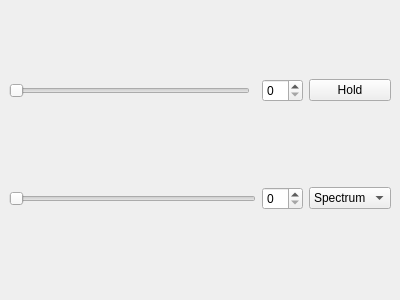
The window that qt/python/mantidqt/widgets/superplot/ui/superplotBottom.ui (mantidproject/mantid) describes before a commit, drawn with Qt 5.
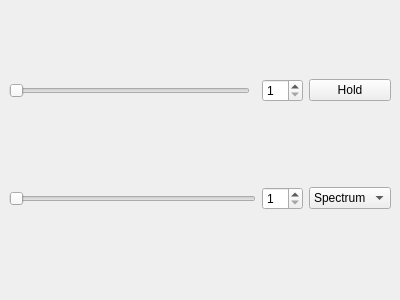
The same window after the commit.

Commit message: [SPLOT] sliders and spinboxes start at 1

```diff
--- a/qt/python/mantidqt/widgets/superplot/ui/superplotBottom.ui
+++ b/qt/python/mantidqt/widgets/superplot/ui/superplotBottom.ui
@@ -66,10 +66,18 @@
      </widget>
     </item>
     <item row="1" column="2">
-     <widget class="QSpinBox" name="spectrumSpinBox"/>
+     <widget class="QSpinBox" name="spectrumSpinBox">
+      <property name="minimum">
+       <number>1</number>
+      </property>
+     </widget>
     </item>
     <item row="0" column="2">
-     <widget class="QSpinBox" name="workspaceSpinBox"/>
+     <widget class="QSpinBox" name="workspaceSpinBox">
+      <property name="minimum">
+       <number>1</number>
+      </property>
+     </widget>
     </item>
    </layout>
   </widget>
```
Left out of the diff: 6 changed lines with no effect on the pictures. The commit also changes 2 other files.
